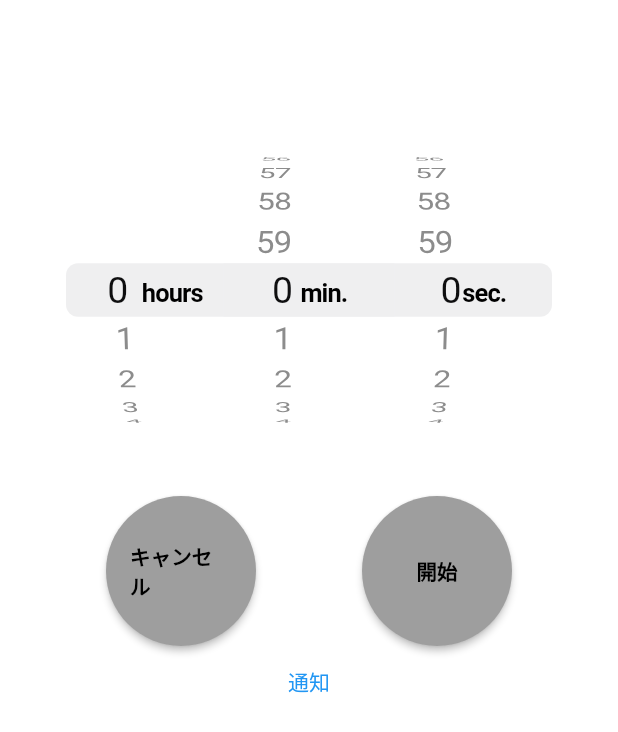
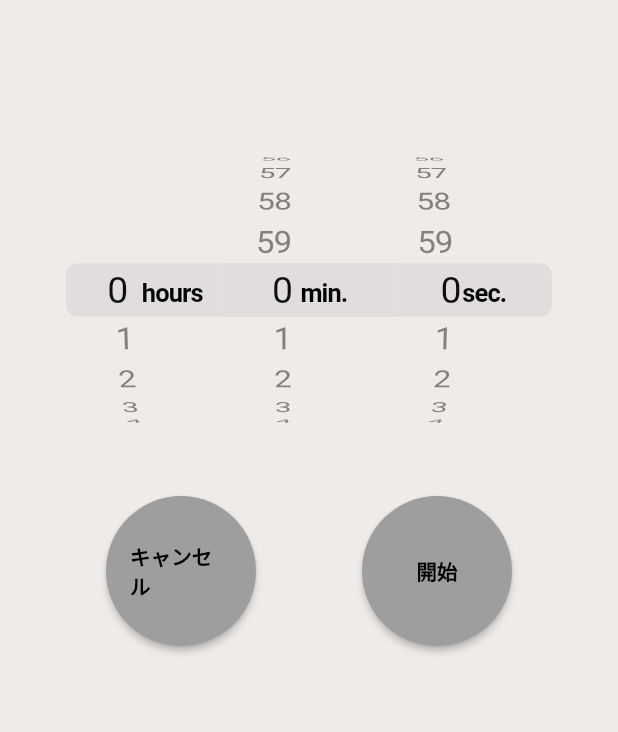
Before and after one commit to iseruuuuu/vibration_timer_app, a Flutter app: the screen it shows after launch, on a phone screen of 412 x 824 dp. Shown: the top 732 px of the screen. Run offline on Flutter 3.47's test engine with Material 2 defaults, Android fonts, the phone set to English and light mode, and no system bars; our stand-ins replace flutter_local_notifications, freezed_annotation, state_notifier, timer_count_down, vibration; missing offline and left inert: flutter_state_notifier.

Commit message:
add: change color

```diff
--- a/lib/title/title_ful_screen.dart
+++ b/lib/title/title_ful_screen.dart
@@ -60,10 +60,11 @@ class _TitleFulScreenState extends State<TitleFulScreen> {
   @override
   Widget build(BuildContext context) {
     return Scaffold(
-      backgroundColor: Colors.white,
+      backgroundColor: Colors.brown[50],
       appBar: AppBar(
         elevation: 0,
-        backgroundColor: Colors.white,
+        // backgroundColor: Colors.white,
+        backgroundColor: Colors.brown[50],
       ),
       body: Column(
         mainAxisAlignment: MainAxisAlignment.spaceEvenly,
@@ -150,10 +151,6 @@ class _TitleFulScreenState extends State<TitleFulScreen> {
               ),
             ],
           ),
-          TextButton(
-            onPressed: () {},
-            child: const Text('通知'),
-          ),
           const Spacer(),
         ],
       ),
```
